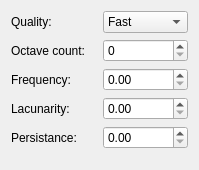
Qt form NoiseTextureGenerator/NoiseGenerators/billowoptions.ui (Kvalme/noisetexturegenerator) before a commit.
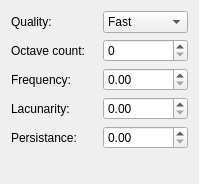
The same form after that commit.

Commit message: Update generators gui. Use 0.01 step instead of 1.0

Diff of the .ui file:
```diff
--- a/NoiseTextureGenerator/NoiseGenerators/billowoptions.ui
+++ b/NoiseTextureGenerator/NoiseGenerators/billowoptions.ui
@@ -7,7 +7,7 @@
     <x>0</x>
     <y>0</y>
     <width>199</width>
-    <height>170</height>
+    <height>184</height>
    </rect>
   </property>
   <property name="sizePolicy">
```
Left out of the diff: 18 changed lines with no effect on the pictures. The commit also changes 6 other files.
